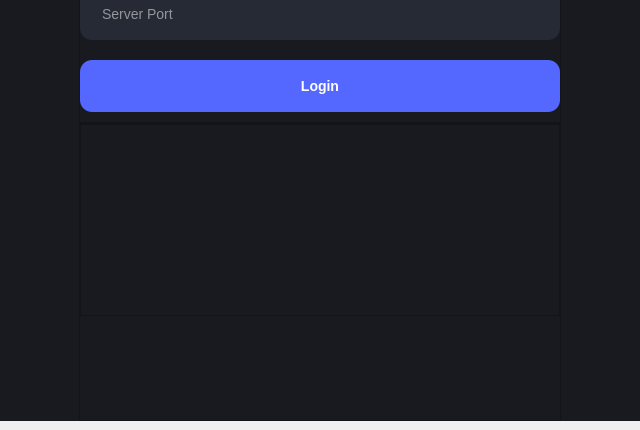
thebadsektor/intelligent_management_system, file client.ui: the form before one commit; both pictures show x 136 to 776 and y 277 to 707 of the 912 by 707 pixel window.
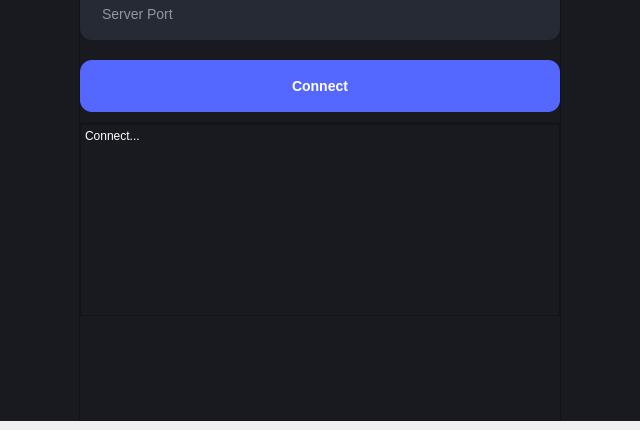
The form after the commit. Icons and pictures are not drawn.

Patch:
```diff
--- a/client.ui
+++ b/client.ui
@@ -369,7 +369,7 @@
               <string notr="true"/>
              </property>
              <property name="text">
-              <string>Login</string>
+              <string>Connect</string>
              </property>
             </widget>
            </item>
@@ -404,7 +404,14 @@
             </widget>
            </item>
            <item>
-            <widget class="QPlainTextEdit" name="txtReceivedData"/>
+            <widget class="QPlainTextEdit" name="txtReceivedData">
+             <property name="styleSheet">
+              <string notr="true">color: rgb(255, 255, 255);</string>
+             </property>
+             <property name="plainText">
+              <string>Connect...</string>
+             </property>
+            </widget>
            </item>
            <item>
             <spacer name="verticalSpacer">
```
